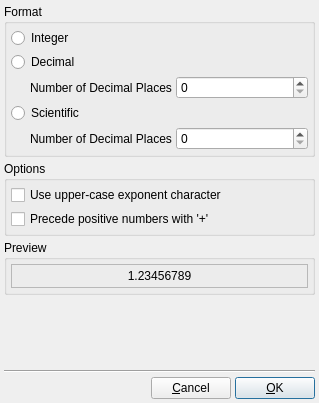
Before: the Qt Designer form src/gui/editnumberformat.ui in trisyoungs/uchroma, drawn with Qt 5.
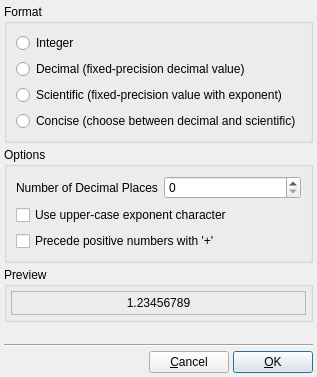
After: the same form once the commit is applied. Icons and pictures are not drawn.

```diff
--- a/src/gui/editnumberformat.ui
+++ b/src/gui/editnumberformat.ui
@@ -9,8 +9,8 @@
    <rect>
     <x>0</x>
     <y>0</y>
-    <width>319</width>
-    <height>403</height>
+    <width>317</width>
+    <height>377</height>
    </rect>
   </property>
   <property name="windowTitle">
@@ -33,98 +33,33 @@
       <string>Format</string>
      </property>
      <layout class="QVBoxLayout" name="verticalLayout">
-      <property name="spacing">
-       <number>4</number>
-      </property>
-      <property name="margin">
-       <number>4</number>
-      </property>
       <item>
-       <layout class="QGridLayout" name="gridLayout">
-        <item row="2" column="0">
-         <spacer name="horizontalSpacer">
-          <property name="orientation">
-           <enum>Qt::Horizontal</enum>
-          </property>
-          <property name="sizeType">
-           <enum>QSizePolicy::Minimum</enum>
-          </property>
-          <property name="sizeHint" stdset="0">
-           <size>
-            <width>15</width>
-            <height>20</height>
-           </size>
-          </property>
-         </spacer>
-        </item>
-        <item row="0" column="0" colspan="3">
          <widget class="QRadioButton" name="IntegerFormatRadio">
           <property name="text">
            <string>Integer</string>
           </property>
          </widget>
         </item>
-        <item row="1" column="0" colspan="3">
+      <item>
          <widget class="QRadioButton" name="DecimalFormatRadio">
           <property name="text">
-           <string>Decimal</string>
+         <string>Decimal (fixed-precision decimal value)</string>
           </property>
          </widget>
         </item>
-        <item row="2" column="1">
-         <widget class="QLabel" name="label">
-          <property name="text">
-           <string>Number of Decimal Places</string>
-          </property>
-         </widget>
-        </item>
-        <item row="3" column="0" colspan="3">
+      <item>
          <widget class="QRadioButton" name="ScientificFormatRadio">
           <property name="text">
-           <string>Scientific</string>
+         <string>Scientific (fixed-precision value with exponent)</string>
           </property>
          </widget>
         </item>
-        <item row="2" column="2">
-         <widget class="QSpinBox" name="DecimalFormatDecimalsSpin">
-          <property name="sizePolicy">
-           <sizepolicy hsizetype="Expanding" vsizetype="Fixed">
-            <horstretch>0</horstretch>
-            <verstretch>0</verstretch>
-           </sizepolicy>
-          </property>
-          <property name="singleStep">
-           <number>1</number>
-          </property>
-          <property name="value">
-           <number>0</number>
-          </property>
-         </widget>
-        </item>
-        <item row="4" column="1">
-         <widget class="QLabel" name="label_2">
+      <item>
+       <widget class="QRadioButton" name="ConciseFormatRadio">
           <property name="text">
-           <string>Number of Decimal Places</string>
-          </property>
-         </widget>
-        </item>
-        <item row="4" column="2">
-         <widget class="QSpinBox" name="ScientificFormatDecimalsSpin">
-          <property name="sizePolicy">
-           <sizepolicy hsizetype="Expanding" vsizetype="Fixed">
-            <horstretch>0</horstretch>
-            <verstretch>0</verstretch>
-           </sizepolicy>
-          </property>
-          <property name="singleStep">
-           <number>1</number>
-          </property>
-          <property name="value">
-           <number>0</number>
-          </property>
-         </widget>
-        </item>
-       </layout>
+         <string>Concise (choose between decimal and scientific)</string>
+        </property>
+       </widget>
       </item>
      </layout>
     </widget>
@@ -135,12 +70,33 @@
       <string>Options</string>
      </property>
      <layout class="QVBoxLayout" name="verticalLayout_2">
-      <property name="spacing">
-       <number>4</number>
-      </property>
-      <property name="margin">
-       <number>4</number>
-      </property>
+      <item>
+       <layout class="QHBoxLayout" name="horizontalLayout">
+        <item>
+         <widget class="QLabel" name="label">
+          <property name="text">
+           <string>Number of Decimal Places</string>
+          </property>
+         </widget>
+        </item>
+        <item>
+         <widget class="QSpinBox" name="DecimalsSpin">
+          <property name="sizePolicy">
+           <sizepolicy hsizetype="Expanding" vsizetype="Fixed">
+            <horstretch>0</horstretch>
+            <verstretch>0</verstretch>
+           </sizepolicy>
+          </property>
+          <property name="singleStep">
+           <number>1</number>
+          </property>
+          <property name="value">
+           <number>0</number>
+          </property>
+         </widget>
+        </item>
+       </layout>
+      </item>
       <item>
        <widget class="QCheckBox" name="UpperCaseExponentCheck">
         <property name="text">
```
Lines whose indentation alone changed are shown as unchanged.
